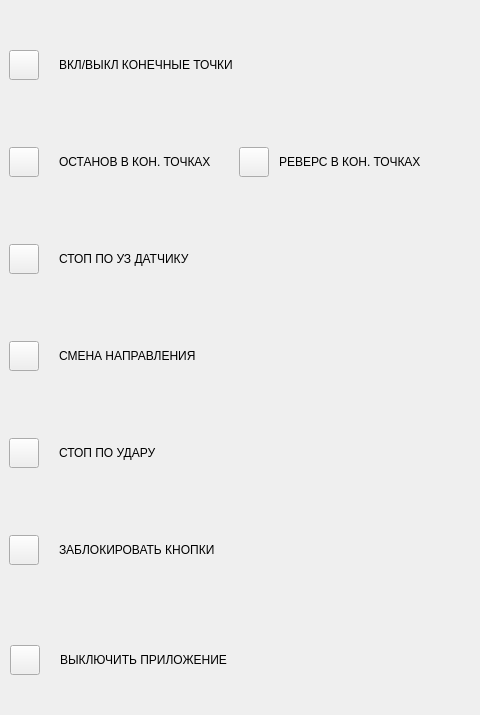
Old version of the form host/source/ui/settingswidget.ui in the repository genzorr/Cam-road.
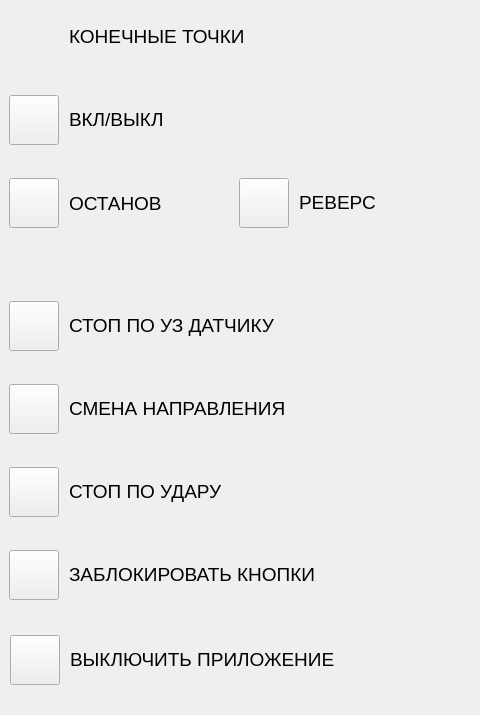
New version of the form.

What changed in the file:
```diff
--- a/host/source/ui/settingswidget.ui
+++ b/host/source/ui/settingswidget.ui
@@ -23,6 +23,41 @@
     </rect>
    </property>
    <layout class="QVBoxLayout" name="verticalLayout">
+    <property name="spacing">
+     <number>20</number>
+    </property>
+    <item>
+     <widget class="QWidget" name="widget_6" native="true">
+      <property name="sizePolicy">
+       <sizepolicy hsizetype="Expanding" vsizetype="Fixed">
+        <horstretch>0</horstretch>
+        <verstretch>0</verstretch>
+       </sizepolicy>
+      </property>
+      <property name="minimumSize">
+       <size>
+        <width>0</width>
+        <height>50</height>
+       </size>
+      </property>
+      <widget class="QLabel" name="label_9">
+       <property name="geometry">
+        <rect>
+         <x>70</x>
+         <y>10</y>
+         <width>400</width>
+         <height>30</height>
+        </rect>
+       </property>
+       <property name="text">
+        <string>&lt;html&gt;&lt;head/&gt;&lt;body&gt;&lt;p&gt;&lt;span style=&quot; font-size:14pt;&quot;&gt;КОНЕЧНЫЕ ТОЧКИ&lt;/span&gt;&lt;/p&gt;&lt;/body&gt;&lt;/html&gt;</string>
+       </property>
+       <property name="scaledContents">
+        <bool>false</bool>
+       </property>
+      </widget>
+     </widget>
+    </item>
     <item>
      <widget class="QWidget" name="widget" native="true">
       <property name="sizePolicy">
@@ -41,14 +76,20 @@
        <property name="geometry">
         <rect>
          <x>10</x>
-         <y>10</y>
-         <width>30</width>
-         <height>30</height>
+         <y>0</y>
+         <width>50</width>
+         <height>50</height>
         </rect>
        </property>
        <property name="text">
         <string/>
        </property>
+       <property name="iconSize">
+        <size>
+         <width>50</width>
+         <height>50</height>
+        </size>
+       </property>
        <property name="checkable">
         <bool>true</bool>
        </property>
@@ -56,14 +97,17 @@
       <widget class="QLabel" name="label">
        <property name="geometry">
         <rect>
-         <x>60</x>
-         <y>15</y>
+         <x>70</x>
+         <y>10</y>
          <width>400</width>
-         <height>20</height>
+         <height>30</height>
         </rect>
        </property>
        <property name="text">
-        <string>ВКЛ/ВЫКЛ КОНЕЧНЫЕ ТОЧКИ</string>
+        <string>&lt;html&gt;&lt;head/&gt;&lt;body&gt;&lt;p&gt;&lt;span style=&quot; font-size:14pt;&quot;&gt;ВКЛ/ВЫКЛ&lt;/span&gt;&lt;/p&gt;&lt;/body&gt;&lt;/html&gt;</string>
+       </property>
+       <property name="scaledContents">
+        <bool>false</bool>
        </property>
       </widget>
      </widget>
@@ -86,9 +130,9 @@
        <property name="geometry">
         <rect>
          <x>10</x>
-         <y>10</y>
-         <width>30</width>
-         <height>30</height>
+         <y>0</y>
+         <width>50</width>
+         <height>50</height>
         </rect>
        </property>
        <property name="text">
@@ -101,23 +145,23 @@
       <widget class="QLabel" name="label_3">
        <property name="geometry">
         <rect>
-         <x>60</x>
-         <y>15</y>
+         <x>70</x>
+         <y>10</y>
          <width>181</width>
-         <height>20</height>
+         <height>31</height>
         </rect>
        </property>
        <property name="text">
-        <string>ОСТАНОВ В КОН. ТОЧКАХ</string>
+        <string>&lt;html&gt;&lt;head/&gt;&lt;body&gt;&lt;p&gt;&lt;span style=&quot; font-size:14pt;&quot;&gt;ОСТАНОВ&lt;/span&gt;&lt;/p&gt;&lt;/body&gt;&lt;/html&gt;</string>
        </property>
       </widget>
       <widget class="QToolButton" name="EndPointsReverse">
        <property name="geometry">
         <rect>
          <x>240</x>
-         <y>10</y>
-         <width>30</width>
-         <height>30</height>
+         <y>0</y>
+         <width>50</width>
+         <height>50</height>
         </rect>
        </property>
        <property name="text">
@@ -130,18 +174,34 @@
       <widget class="QLabel" name="label_6">
        <property name="geometry">
         <rect>
-         <x>280</x>
-         <y>15</y>
+         <x>300</x>
+         <y>10</y>
          <width>181</width>
-         <height>20</height>
+         <height>30</height>
         </rect>
        </property>
        <property name="text">
-        <string>РЕВЕРС В КОН. ТОЧКАХ</string>
+        <string>&lt;html&gt;&lt;head/&gt;&lt;body&gt;&lt;p&gt;&lt;span style=&quot; font-size:14pt;&quot;&gt;РЕВЕРС&lt;/span&gt;&lt;/p&gt;&lt;/body&gt;&lt;/html&gt;</string>
        </property>
       </widget>
      </widget>
     </item>
+    <item>
+     <spacer name="horizontalSpacer">
+      <property name="orientation">
+       <enum>Qt::Vertical</enum>
+      </property>
+      <property name="sizeType">
+       <enum>QSizePolicy::Maximum</enum>
+      </property>
+      <property name="sizeHint" stdset="0">
+       <size>
+        <width>20</width>
+        <height>40</height>
+       </size>
+      </property>
+     </spacer>
+    </item>
     <item>
      <widget class="QWidget" name="widget_5" native="true">
       <property name="sizePolicy">
@@ -160,9 +220,9 @@
        <property name="geometry">
         <rect>
          <x>10</x>
-         <y>10</y>
-         <width>30</width>
-         <height>30</height>
+         <y>0</y>
+         <width>50</width>
+         <height>50</height>
         </rect>
        </property>
        <property name="text">
@@ -175,14 +235,14 @@
       <widget class="QLabel" name="label_5">
        <property name="geometry">
         <rect>
-         <x>60</x>
-         <y>15</y>
+         <x>70</x>
+         <y>10</y>
          <width>400</width>
-         <height>20</height>
+         <height>30</height>
         </rect>
        </property>
        <property name="text">
-        <string>СТОП ПО УЗ ДАТЧИКУ</string>
+        <string>&lt;html&gt;&lt;head/&gt;&lt;body&gt;&lt;p&gt;&lt;span style=&quot; font-size:14pt;&quot;&gt;СТОП ПО УЗ ДАТЧИКУ&lt;/span&gt;&lt;/p&gt;&lt;/body&gt;&lt;/html&gt;</string>
        </property>
       </widget>
      </widget>
@@ -205,9 +265,9 @@
        <property name="geometry">
         <rect>
          <x>10</x>
-         <y>10</y>
-         <width>30</width>
-         <height>30</height>
+         <y>0</y>
+         <width>50</width>
+         <height>50</height>
         </rect>
        </property>
        <property name="text">
@@ -220,14 +280,14 @@
       <widget class="QLabel" name="label_4">
        <property name="geometry">
         <rect>
-         <x>60</x>
-         <y>15</y>
+         <x>70</x>
+         <y>10</y>
          <width>400</width>
-         <height>20</height>
+         <height>30</height>
         </rect>
        </property>
        <property name="text">
-        <string>СМЕНА НАПРАВЛЕНИЯ</string>
+        <string>&lt;html&gt;&lt;head/&gt;&lt;body&gt;&lt;p&gt;&lt;span style=&quot; font-size:14pt;&quot;&gt;СМЕНА НАПРАВЛЕНИЯ&lt;/span&gt;&lt;/p&gt;&lt;/body&gt;&lt;/html&gt;</string>
        </property>
       </widget>
      </widget>
@@ -250,9 +310,9 @@
        <property name="geometry">
         <rect>
          <x>10</x>
-         <y>10</y>
-         <width>30</width>
-         <height>30</height>
+         <y>0</y>
+         <width>50</width>
+         <height>50</height>
         </rect>
        </property>
        <property name="text">
@@ -265,14 +325,14 @@
       <widget class="QLabel" name="label_2">
        <property name="geometry">
         <rect>
-         <x>60</x>
-         <y>15</y>
+         <x>70</x>
+         <y>10</y>
          <width>400</width>
-         <height>20</height>
+         <height>30</height>
         </rect>
        </property>
        <property name="text">
-        <string>СТОП ПО УДАРУ</string>
+        <string>&lt;html&gt;&lt;head/&gt;&lt;body&gt;&lt;p&gt;&lt;span style=&quot; font-size:14pt;&quot;&gt;СТОП ПО УДАРУ&lt;/span&gt;&lt;/p&gt;&lt;/body&gt;&lt;/html&gt;</string>
        </property>
       </widget>
      </widget>
@@ -295,9 +355,9 @@
        <property name="geometry">
         <rect>
          <x>10</x>
-         <y>10</y>
-         <width>30</width>
-         <height>30</height>
+         <y>0</y>
+         <width>50</width>
+         <height>50</height>
         </rect>
        </property>
        <property name="text">
@@ -310,14 +370,14 @@
       <widget class="QLabel" name="label_8">
        <property name="geometry">
         <rect>
-         <x>60</x>
-         <y>15</y>
+         <x>70</x>
+         <y>10</y>
          <width>400</width>
-         <height>20</height>
+         <height>30</height>
         </rect>
        </property>
        <property name="text">
-        <string>ЗАБЛОКИРОВАТЬ КНОПКИ</string>
+        <string>&lt;html&gt;&lt;head/&gt;&lt;body&gt;&lt;p&gt;&lt;span style=&quot; font-size:14pt;&quot;&gt;ЗАБЛОКИРОВАТЬ КНОПКИ&lt;/span&gt;&lt;/p&gt;&lt;/body&gt;&lt;/html&gt;</string>
        </property>
       </widget>
      </widget>
@@ -352,9 +412,9 @@
        <property name="geometry">
         <rect>
          <x>10</x>
-         <y>10</y>
-         <width>30</width>
-         <height>30</height>
+         <y>0</y>
+         <width>50</width>
+         <height>50</height>
         </rect>
        </property>
        <property name="text">
@@ -367,14 +427,14 @@
       <widget class="QLabel" name="label_10">
        <property name="geometry">
         <rect>
-         <x>60</x>
-         <y>15</y>
+         <x>70</x>
+         <y>10</y>
          <width>400</width>
-         <height>20</height>
+         <height>30</height>
         </rect>
        </property>
        <property name="text">
-        <string>ВЫКЛЮЧИТЬ ПРИЛОЖЕНИЕ</string>
+        <string>&lt;html&gt;&lt;head/&gt;&lt;body&gt;&lt;p&gt;&lt;span style=&quot; font-size:14pt;&quot;&gt;ВЫКЛЮЧИТЬ ПРИЛОЖЕНИЕ&lt;/span&gt;&lt;/p&gt;&lt;/body&gt;&lt;/html&gt;</string>
        </property>
       </widget>
      </widget>
```
